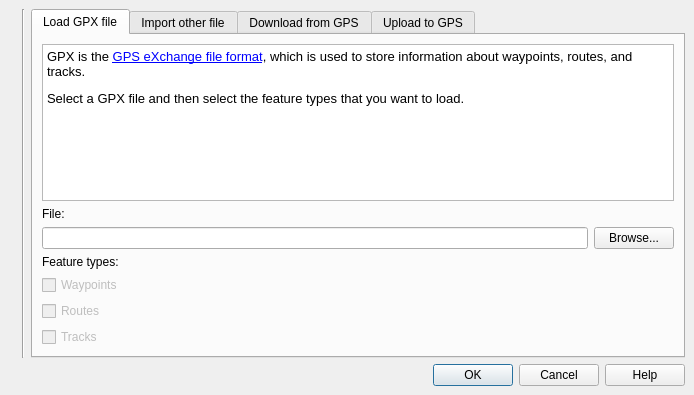
qgis/QGIS, file src/plugins/gps_importer/qgsgpspluginguibase.ui: the form before one commit.
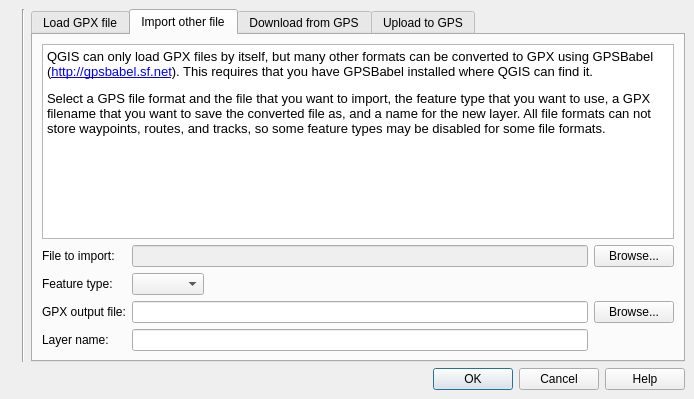
The form after the commit. The open tabs and pages were chosen to show the change. Icons and pictures are not drawn.

```diff
--- a/src/plugins/gps_importer/qgsgpspluginguibase.ui
+++ b/src/plugins/gps_importer/qgsgpspluginguibase.ui
@@ -6,7 +6,7 @@
     <x>0</x>
     <y>0</y>
     <width>694</width>
-    <height>395</height>
+    <height>399</height>
    </rect>
   </property>
   <property name="windowTitle" >
@@ -50,7 +50,10 @@
    </item>
    <item row="0" column="2" >
     <widget class="QTabWidget" name="tabWidget" >
-     <widget class="QWidget" name="tab" >
+     <property name="currentIndex" >
+      <number>2</number>
+     </property>
+     <widget class="QWidget" name="tab1" >
       <attribute name="title" >
        <string>Load GPX file</string>
       </attribute>
@@ -80,9 +83,9 @@
          <property name="html" >
           <string>&lt;html>&lt;head>&lt;meta name="qrichtext" content="1" />&lt;style type="text/css">
 p, li { white-space: pre-wrap; }
-&lt;/style>&lt;/head>&lt;body style=" font-family:'Arial'; font-size:12pt; font-weight:400; font-style:normal; text-decoration:none;">
-&lt;p style=" margin-top:12px; margin-bottom:12px; margin-left:0px; margin-right:0px; -qt-block-indent:0; text-indent:0px;">&lt;span style=" font-size:10pt;">GPX is the &lt;/span>&lt;a href="http://www.topografix.com/gpx.asp">&lt;span style=" font-size:10pt; text-decoration: underline; color:#0000ff;">GPS eXchange file format&lt;/span>&lt;/a>&lt;span style=" font-size:10pt;">, which is used to store information about waypoints, routes, and tracks.&lt;/span>&lt;/p>
-&lt;p style=" margin-top:12px; margin-bottom:12px; margin-left:0px; margin-right:0px; -qt-block-indent:0; text-indent:0px; font-size:10pt;">Select a GPX file and then select the feature types that you want to load.&lt;/p>&lt;/body>&lt;/html></string>
+&lt;/style>&lt;/head>&lt;body style=" font-family:'Sans Serif'; font-size:9pt; font-weight:400; font-style:normal; text-decoration:none;">
+&lt;p style=" margin-top:12px; margin-bottom:12px; margin-left:0px; margin-right:0px; -qt-block-indent:0; text-indent:0px; font-family:'Arial'; font-size:12pt;">&lt;span style=" font-size:10pt;">GPX is the &lt;/span>&lt;a href="http://www.topografix.com/gpx.asp">&lt;span style=" font-size:10pt; text-decoration: underline; color:#0000ff;">GPS eXchange file format&lt;/span>&lt;/a>&lt;span style=" font-size:10pt;">, which is used to store information about waypoints, routes, and tracks.&lt;/span>&lt;/p>
+&lt;p style=" margin-top:12px; margin-bottom:12px; margin-left:0px; margin-right:0px; -qt-block-indent:0; text-indent:0px; font-family:'Arial'; font-size:10pt;">Select a GPX file and then select the feature types that you want to load.&lt;/p>&lt;/body>&lt;/html></string>
          </property>
         </widget>
        </item>
@@ -151,7 +154,7 @@
        </item>
       </layout>
      </widget>
-     <widget class="QWidget" name="tab" >
+     <widget class="QWidget" name="tab2" >
       <attribute name="title" >
        <string>Import other file</string>
       </attribute>
@@ -170,9 +173,9 @@
          <property name="html" >
           <string>&lt;html>&lt;head>&lt;meta name="qrichtext" content="1" />&lt;style type="text/css">
 p, li { white-space: pre-wrap; }
-&lt;/style>&lt;/head>&lt;body style=" font-family:'Arial'; font-size:12pt; font-weight:400; font-style:normal; text-decoration:none;">
-&lt;p style=" margin-top:12px; margin-bottom:12px; margin-left:0px; margin-right:0px; -qt-block-indent:0; text-indent:0px;">&lt;span style=" font-size:10pt;">QGIS can only load GPX files by itself, but many other formats can be converted to GPX using GPSBabel (&lt;/span>&lt;a href="http://gpsbabel.sf.net">&lt;span style=" font-size:10pt; text-decoration: underline; color:#0000ff;">http://gpsbabel.sf.net&lt;/span>&lt;/a>&lt;span style=" font-size:10pt;">). This requires that you have GPSBabel installed where QGIS can find it.&lt;/span>&lt;/p>
-&lt;p style=" margin-top:12px; margin-bottom:12px; margin-left:0px; margin-right:0px; -qt-block-indent:0; text-indent:0px; font-size:10pt;">Select a GPS file format and the file that you want to import, the feature type that you want to use, a GPX filename that you want to save the converted file as, and a name for the new layer. All file formats can not store waypoints, routes, and tracks, so some feature types may be disabled for some file formats.&lt;/p>&lt;/body>&lt;/html></string>
+&lt;/style>&lt;/head>&lt;body style=" font-family:'Sans Serif'; font-size:9pt; font-weight:400; font-style:normal; text-decoration:none;">
+&lt;p style=" margin-top:12px; margin-bottom:12px; margin-left:0px; margin-right:0px; -qt-block-indent:0; text-indent:0px; font-family:'Arial'; font-size:12pt;">&lt;span style=" font-size:10pt;">QGIS can only load GPX files by itself, but many other formats can be converted to GPX using GPSBabel (&lt;/span>&lt;a href="http://gpsbabel.sf.net">&lt;span style=" font-size:10pt; text-decoration: underline; color:#0000ff;">http://gpsbabel.sf.net&lt;/span>&lt;/a>&lt;span style=" font-size:10pt;">). This requires that you have GPSBabel installed where QGIS can find it.&lt;/span>&lt;/p>
+&lt;p style=" margin-top:12px; margin-bottom:12px; margin-left:0px; margin-right:0px; -qt-block-indent:0; text-indent:0px; font-family:'Arial'; font-size:10pt;">Select a GPS file format and the file that you want to import, the feature type that you want to use, a GPX filename that you want to save the converted file as, and a name for the new layer. All file formats can not store waypoints, routes, and tracks, so some feature types may be disabled for some file formats.&lt;/p>&lt;/body>&lt;/html></string>
          </property>
         </widget>
        </item>
@@ -252,7 +255,7 @@
        </item>
       </layout>
      </widget>
-     <widget class="QWidget" name="tab" >
+     <widget class="QWidget" name="tab3" >
       <attribute name="title" >
        <string>Download from GPS</string>
       </attribute>
@@ -391,7 +394,7 @@
        </item>
       </layout>
      </widget>
-     <widget class="QWidget" name="tab" >
+     <widget class="QWidget" name="tab4" >
       <attribute name="title" >
        <string>Upload to GPS</string>
       </attribute>
```
Left out of the diff: 12 changed lines with no effect on the pictures.
